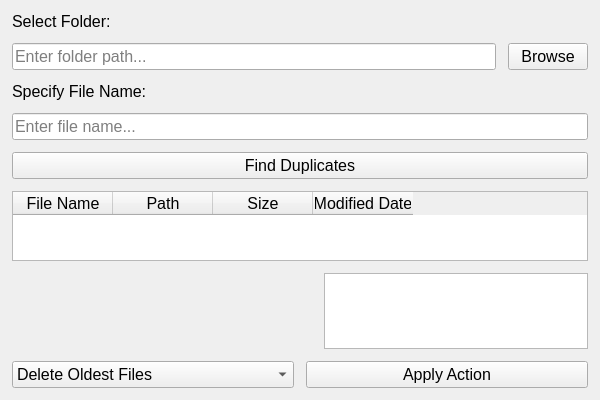
Old version of the form src/tools/analysis/gui/find_duplicate_files.ui in the repository richardnoragon/1_2.
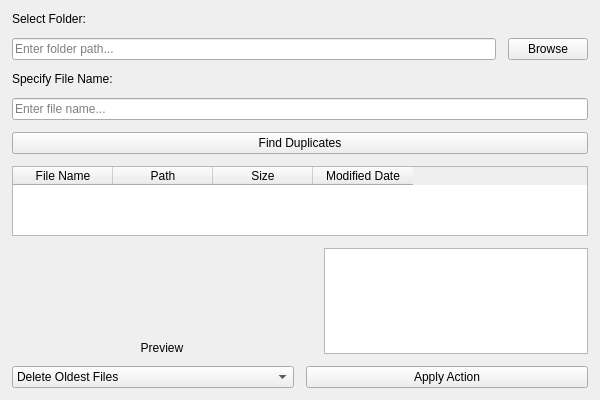
New version of the form.

Diff of the .ui file:
```diff
--- a/src/tools/analysis/gui/find_duplicate_files.ui
+++ b/src/tools/analysis/gui/find_duplicate_files.ui
@@ -19,11 +19,6 @@
   <property name="windowTitle">
    <string>Find Duplicate Files</string>
   </property>
-  <property name="font">
-   <font>
-    <pointsize>12</pointsize>
-   </font>
-  </property>
   <layout class="QVBoxLayout" name="verticalLayout">
    <property name="spacing">
     <number>12</number>
@@ -45,10 +40,8 @@
      <property name="text">
       <string>Select Folder:</string>
      </property>
-     <property name="font">
-      <font>
-       <pointsize>12</pointsize>
-      </font>
+     <property name="rfuLocale_setText" stdset="0">
+      <string notr="true">Legacy.s82887767ccbb3a97</string>
      </property>
     </widget>
    </item>
@@ -59,10 +52,8 @@
        <property name="placeholderText">
         <string>Enter folder path...</string>
        </property>
-       <property name="font">
-        <font>
-         <pointsize>12</pointsize>
-        </font>
+       <property name="rfuLocale_setPlaceholderText" stdset="0">
+        <string notr="true">Legacy.s5b8c4ef76f75c883</string>
        </property>
       </widget>
      </item>
@@ -74,10 +65,8 @@
        <property name="text">
         <string>Browse</string>
        </property>
-       <property name="font">
-        <font>
-         <pointsize>12</pointsize>
-        </font>
+       <property name="rfuLocale_setText" stdset="0">
+        <string notr="true">Legacy.s3227aa9666253f7a</string>
        </property>
       </widget>
      </item>
@@ -88,10 +77,8 @@
      <property name="text">
       <string>Specify File Name:</string>
      </property>
-     <property name="font">
-      <font>
-       <pointsize>12</pointsize>
-      </font>
+     <property name="rfuLocale_setText" stdset="0">
+      <string notr="true">Legacy.sce7758dac5ca5558</string>
      </property>
     </widget>
    </item>
@@ -100,10 +87,8 @@
      <property name="placeholderText">
       <string>Enter file name...</string>
      </property>
-     <property name="font">
-      <font>
-       <pointsize>12</pointsize>
-      </font>
+     <property name="rfuLocale_setPlaceholderText" stdset="0">
+      <string notr="true">Legacy.s3bfd190877e4287c</string>
      </property>
     </widget>
    </item>
@@ -115,10 +100,8 @@
      <property name="text">
       <string>Find Duplicates</string>
      </property>
-     <property name="font">
-      <font>
-       <pointsize>12</pointsize>
-      </font>
+     <property name="rfuLocale_setText" stdset="0">
+      <string notr="true">Legacy.s464e1de43383aadf</string>
      </property>
     </widget>
    </item>
```
Left out of the diff: 15 changed lines with no effect on the pictures.
